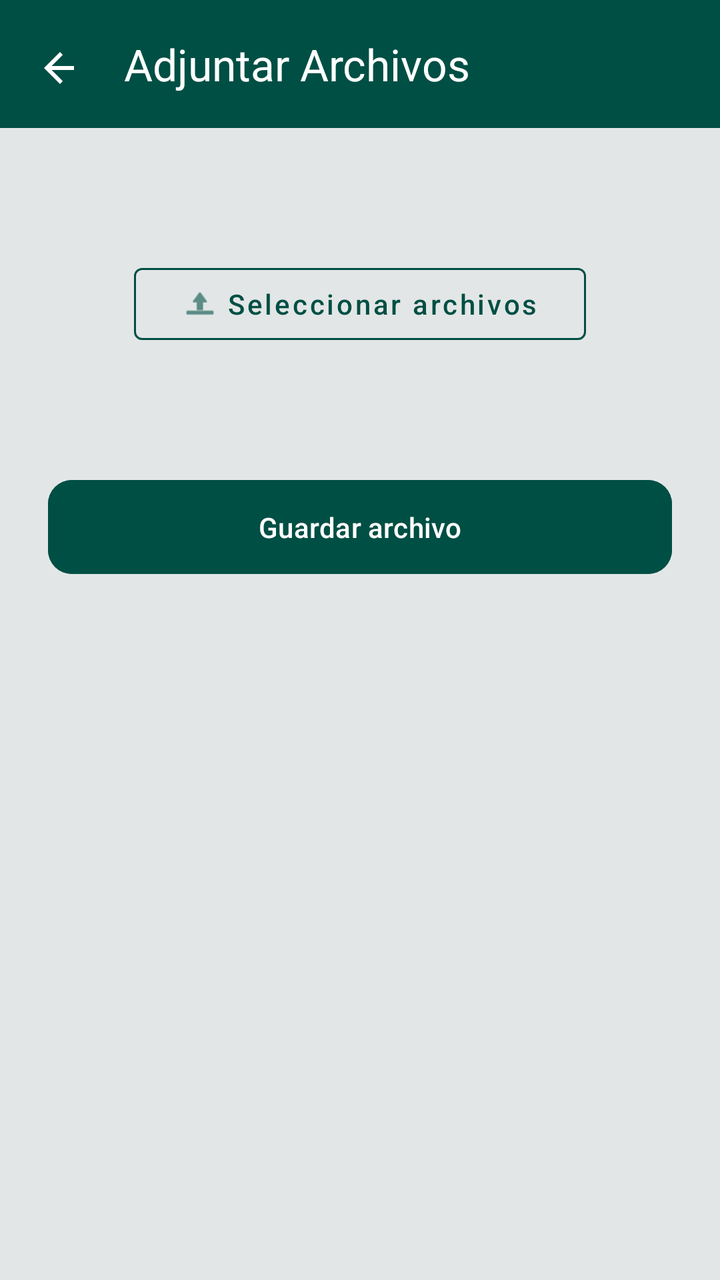
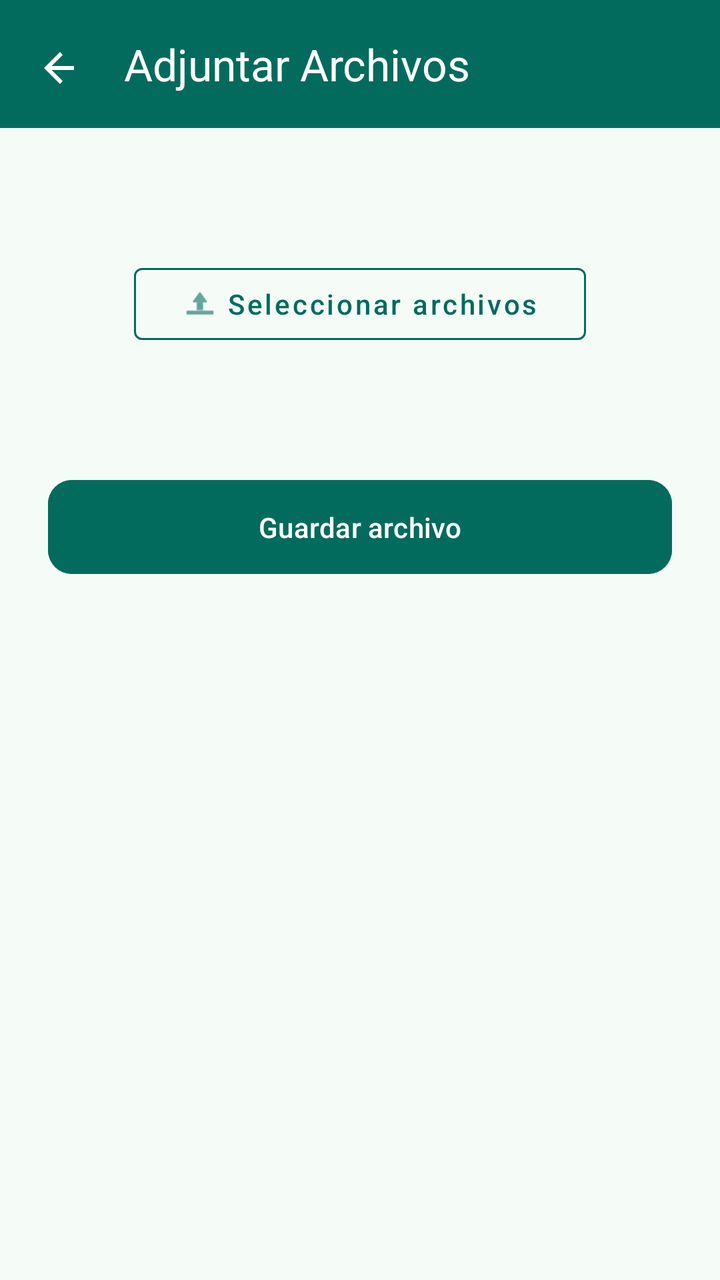

The first picture is an Android layout as it rendered before a commit; the second is the same layout after the commit. The layout source and the unified diff follow.
<!-- AndroidManifest.xml: application theme AppTheme -->
<!-- res/layout/activity_adjuntar_archivos.xml -->
<?xml version="1.0" encoding="utf-8"?>
<androidx.coordinatorlayout.widget.CoordinatorLayout xmlns:android="http://schemas.android.com/apk/res/android"
    xmlns:tools="http://schemas.android.com/tools"
    xmlns:app="http://schemas.android.com/apk/res-auto"
    android:id="@+id/coordinatorLayout"
    android:layout_width="match_parent"
    android:layout_height="match_parent"
    android:background="#E3E6E6"
    tools:context=".AdjuntarArchivosActivity">

    
    <com.google.android.material.appbar.AppBarLayout
        android:id="@+id/appBarLayout"
        android:layout_width="match_parent"
        android:layout_height="wrap_content"
        android:background="#004F44"
        android:theme="@style/ThemeOverlay.MaterialComponents.Dark.ActionBar">

        <androidx.appcompat.widget.Toolbar
            android:id="@+id/toolbar"
            android:layout_width="match_parent"
            android:layout_height="?attr/actionBarSize"
            android:background="#004F44"
            android:padding="2dp"
            app:navigationIcon="@drawable/ic_arrow_back"
            app:title="Adjuntar Archivos"
            app:titleCentered="true"
            app:titleTextColor="@android:color/white" />
    </com.google.android.material.appbar.AppBarLayout>

    
    <ScrollView
        android:layout_width="match_parent"
        android:layout_height="match_parent"
        app:layout_behavior="@string/appbar_scrolling_view_behavior"
        android:padding="24dp">

        <LinearLayout
            android:id="@+id/layoutContenido"
            android:layout_width="match_parent"
            android:layout_height="wrap_content"
            android:orientation="vertical"
            android:gravity="center_horizontal">

            
            <com.google.android.material.button.MaterialButton
                android:id="@+id/btnSeleccionarArchivo"
                style="@style/Widget.MaterialComponents.Button.OutlinedButton"
                android:layout_width="wrap_content"
                android:layout_height="wrap_content"
                android:layout_marginTop="40dp"
                android:paddingHorizontal="24dp"
                android:text="Seleccionar archivos"
                android:textAllCaps="false"
                android:textColor="#004F44"
                app:icon="@android:drawable/ic_menu_upload"
                app:iconGravity="textStart"
                app:iconTint="#004F44"
                app:strokeColor="#004F44"
                app:strokeWidth="1dp" />

            
            <LinearLayout
                android:id="@+id/layoutArchivosAdjuntos"
                android:layout_width="match_parent"
                android:layout_height="wrap_content"
                android:orientation="vertical"
                android:layout_marginTop="20dp"
                android:visibility="gone" />

            
            <com.google.android.material.button.MaterialButton
                android:id="@+id/btnGuardarArchivo"
                android:layout_width="match_parent"
                android:layout_height="wrap_content"
                android:layout_marginTop="60dp"
                android:text="Guardar archivo"
                android:textAllCaps="false"
                android:textColor="@android:color/white"
                android:backgroundTint="#004F44"
                app:cornerRadius="12dp"
                android:paddingVertical="14dp" />

        </LinearLayout>
    </ScrollView>
</androidx.coordinatorlayout.widget.CoordinatorLayout>
<!-- resources referenced by this layout -->
<resources>
  <!-- drawable ic_arrow_back (drawable) -->
  <?xml version="1.0" encoding="utf-8"?>
  <vector xmlns:android="http://schemas.android.com/apk/res/android"
      android:width="24dp"
      android:height="24dp"
      android:viewportWidth="24"
      android:viewportHeight="24">
      <path
          android:fillColor="@color/md_theme_onPrimary"
          android:pathData="M19,11H7.83l5.59,-5.59L12,4l-8,8 8,8 1.41,-1.41L7.83,13H19v-2z" />
  </vector>
  <color name="md_theme_onPrimary">#FFFFFF</color>
  <color name="md_theme_primary">#036B5D</color>
  <color name="md_theme_primaryContainer">#9FF2E0</color>
  <color name="md_theme_onPrimaryContainer">#005045</color>
  <color name="md_theme_secondary">#016B5D</color>
  <color name="md_theme_onSecondary">#FFFFFF</color>
  <color name="md_theme_secondaryContainer">#9FF2E1</color>
  <color name="md_theme_onSecondaryContainer">#005046</color>
  <color name="md_theme_tertiary">#016B5D</color>
  <color name="md_theme_onTertiary">#FFFFFF</color>
  <color name="md_theme_tertiaryContainer">#9FF2E1</color>
  <color name="md_theme_onTertiaryContainer">#005046</color>
  <color name="md_theme_error">#BA1A1A</color>
  <color name="md_theme_onError">#FFFFFF</color>
  <color name="md_theme_errorContainer">#FFDAD6</color>
  <color name="md_theme_onErrorContainer">#93000A</color>
  <color name="md_theme_background">#F5FBF7</color>
  <color name="md_theme_onBackground">#171D1B</color>
  <color name="md_theme_surface">#F5FBF7</color>
  <color name="md_theme_onSurface">#171D1B</color>
  <color name="md_theme_surfaceVariant">#DAE5E1</color>
  <color name="md_theme_onSurfaceVariant">#3F4946</color>
  <color name="md_theme_outline">#6F7976</color>
  <color name="md_theme_outlineVariant">#BEC9C5</color>
  <color name="md_theme_inverseSurface">#2B3230</color>
  <color name="md_theme_inverseOnSurface">#ECF2EF</color>
  <color name="md_theme_inversePrimary">#84D5C4</color>
  <color name="md_theme_primaryFixed">#9FF2E0</color>
  <color name="md_theme_onPrimaryFixed">#00201B</color>
  <color name="md_theme_primaryFixedDim">#84D5C4</color>
  <color name="md_theme_onPrimaryFixedVariant">#005045</color>
  <color name="md_theme_secondaryFixed">#9FF2E1</color>
  <color name="md_theme_onSecondaryFixed">#00201B</color>
  <color name="md_theme_secondaryFixedDim">#83D5C5</color>
  <color name="md_theme_onSecondaryFixedVariant">#005046</color>
  <color name="md_theme_tertiaryFixed">#9FF2E1</color>
  <color name="md_theme_onTertiaryFixed">#00201B</color>
  <color name="md_theme_tertiaryFixedDim">#83D5C5</color>
  <color name="md_theme_onTertiaryFixedVariant">#005046</color>
  <color name="md_theme_surfaceDim">#D5DBD8</color>
  <color name="md_theme_surfaceBright">#F5FBF7</color>
  <color name="md_theme_surfaceContainerLowest">#FFFFFF</color>
  <color name="md_theme_surfaceContainerLow">#EFF5F2</color>
  <color name="md_theme_surfaceContainer">#E9EFEC</color>
  <color name="md_theme_surfaceContainerHigh">#E3EAE6</color>
  <color name="md_theme_surfaceContainerHighest">#DEE4E1</color>
  <!-- unchanged entries left out for length: 1 -->
</resources>

<!-- the commit's change to res/layout/activity_adjuntar_archivos.xml (unified diff, before → after) -->
@@ -2,10 +2,10 @@
 <androidx.coordinatorlayout.widget.CoordinatorLayout xmlns:android="http://schemas.android.com/apk/res/android"
     xmlns:tools="http://schemas.android.com/tools"
     xmlns:app="http://schemas.android.com/apk/res-auto"
-    android:id="@+id/coordinatorLayout"
+    android:id="@+id/root_container"
     android:layout_width="match_parent"
     android:layout_height="match_parent"
-    android:background="#E3E6E6"
+    android:background="?attr/colorSurface"
     tools:context=".AdjuntarArchivosActivity">
 
     
@@ -13,19 +13,19 @@
         android:id="@+id/appBarLayout"
         android:layout_width="match_parent"
         android:layout_height="wrap_content"
-        android:background="#004F44"
+        android:background="?attr/colorPrimary"
         android:theme="@style/ThemeOverlay.MaterialComponents.Dark.ActionBar">
 
         <androidx.appcompat.widget.Toolbar
             android:id="@+id/toolbar"
             android:layout_width="match_parent"
             android:layout_height="?attr/actionBarSize"
-            android:background="#004F44"
+            android:background="?attr/colorPrimary"
             android:padding="2dp"
             app:navigationIcon="@drawable/ic_arrow_back"
             app:title="Adjuntar Archivos"
             app:titleCentered="true"
-            app:titleTextColor="@android:color/white" />
+            app:titleTextColor="?attr/colorOnPrimary" />
     </com.google.android.material.appbar.AppBarLayout>
 
     
@@ -52,11 +52,11 @@
                 android:paddingHorizontal="24dp"
                 android:text="Seleccionar archivos"
                 android:textAllCaps="false"
-                android:textColor="#004F44"
+                android:textColor="?attr/colorPrimary"
                 app:icon="@android:drawable/ic_menu_upload"
                 app:iconGravity="textStart"
-                app:iconTint="#004F44"
-                app:strokeColor="#004F44"
+                app:iconTint="?attr/colorPrimary"
+                app:strokeColor="?attr/colorPrimary"
                 app:strokeWidth="1dp" />
 
             
@@ -76,8 +76,8 @@
                 android:layout_marginTop="60dp"
                 android:text="Guardar archivo"
                 android:textAllCaps="false"
-                android:textColor="@android:color/white"
-                android:backgroundTint="#004F44"
+                android:textColor="?attr/colorOnPrimary"
+                android:backgroundTint="?attr/colorPrimary"
                 app:cornerRadius="12dp"
                 android:paddingVertical="14dp" />
 
